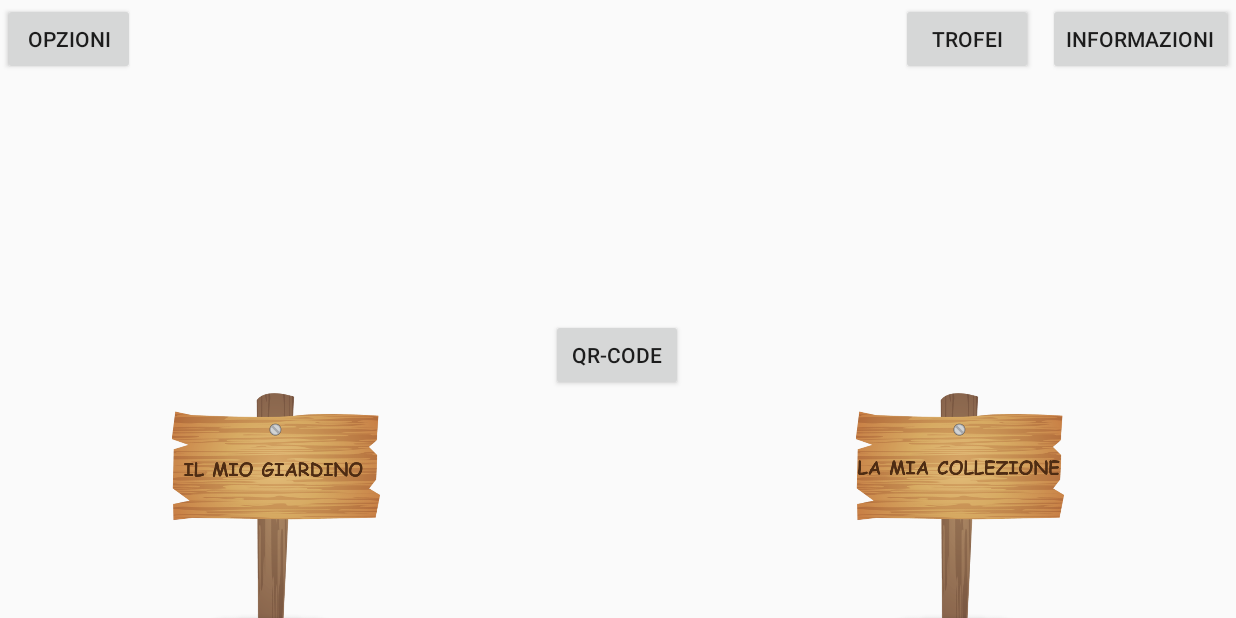
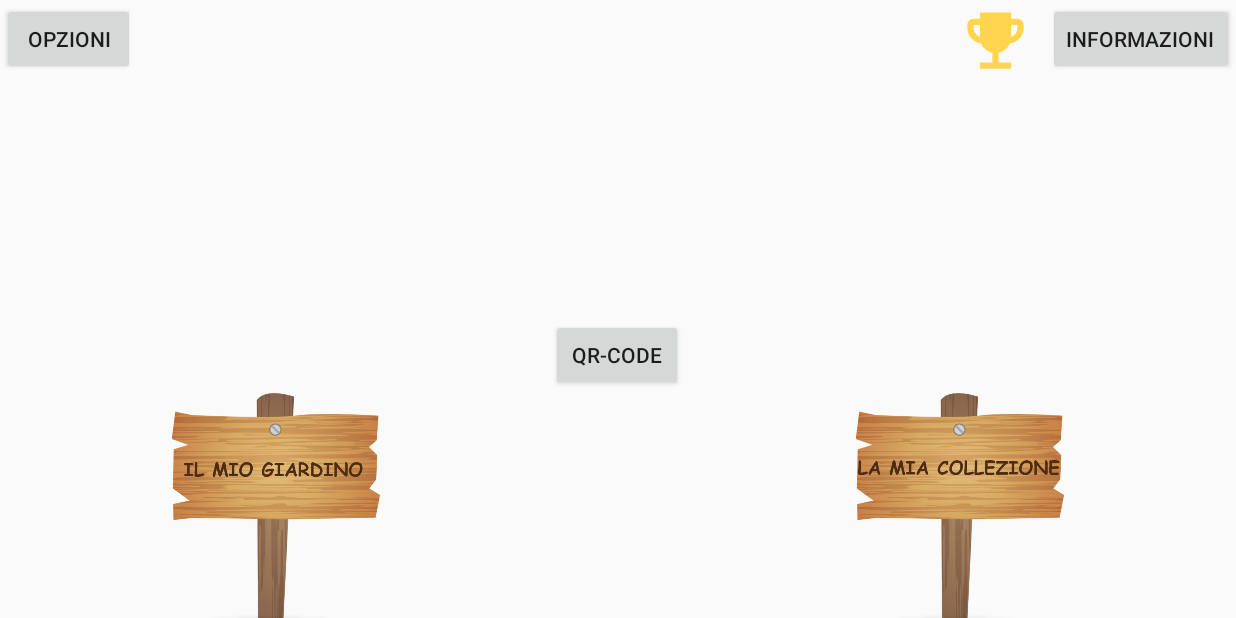
Before and after one commit to ElisaTronetti/DegreeProject, an Android app: the screen it shows after launch (MainActivity), on a phone screen of 824 x 412 dp (held sideways). Run offline under Robolectric (Android 15) with nearby library versions, the phone set to English and light mode, and no system bars; our stand-ins replace Room's generated code, Volley; network calls fail.

Commit message:
Added trophy icon

```diff
--- /dev/null
+++ b/DegreeApp/app/src/main/res/drawable/ic_emoji_events_black.xml
@@ -0,0 +1,9 @@
+<vector xmlns:android="http://schemas.android.com/apk/res/android"
+    android:width="18dp"
+    android:height="18dp"
+    android:viewportWidth="24"
+    android:viewportHeight="24">
+  <path
+      android:pathData="M19,5h-2V3H7v2H5C3.9,5 3,5.9 3,7v1c0,2.55 1.92,4.63 4.39,4.94c0.63,1.5 1.98,2.63 3.61,2.96V19H7v2h10v-2h-4v-3.1c1.63,-0.33 2.98,-1.46 3.61,-2.96C19.08,12.63 21,10.55 21,8V7C21,5.9 20.1,5 19,5zM5,8V7h2v3.82C5.84,10.4 5,9.3 5,8zM19,8c0,1.3 -0.84,2.4 -2,2.82V7h2V8z"
+      android:fillColor="@color/trophy"/>
+</vector>
--- a/DegreeApp/app/src/main/res/layout/activity_main.xml
+++ b/DegreeApp/app/src/main/res/layout/activity_main.xml
@@ -28,16 +28,16 @@
         app:layout_constraintTop_toTopOf="parent">
     </Button>
 
-    <Button
+    <ImageView
         android:id="@+id/home_achievements"
-        android:layout_width="wrap_content"
-        android:layout_height="wrap_content"
+        android:layout_width="50dp"
+        android:layout_height="50dp"
         android:layout_marginTop="2dp"
         android:layout_marginEnd="10dp"
-        android:text="@string/trofei"
+        android:src="@drawable/ic_emoji_events_black"
         app:layout_constraintEnd_toStartOf="@+id/home_information"
         app:layout_constraintTop_toTopOf="parent">
-    </Button>
+    </ImageView>
 
     <ImageView
         android:id="@+id/home_collection"
--- a/DegreeApp/app/src/main/res/values/colors.xml
+++ b/DegreeApp/app/src/main/res/values/colors.xml
@@ -6,4 +6,5 @@
     <color name="background_actionbar">#87ceeb</color>
     <color name="background_icon">#efebe9</color>
     <color name="background_cardview">#f5f5f5</color>
+    <color name="trophy">#ffd54f</color>
 </resources>
```
